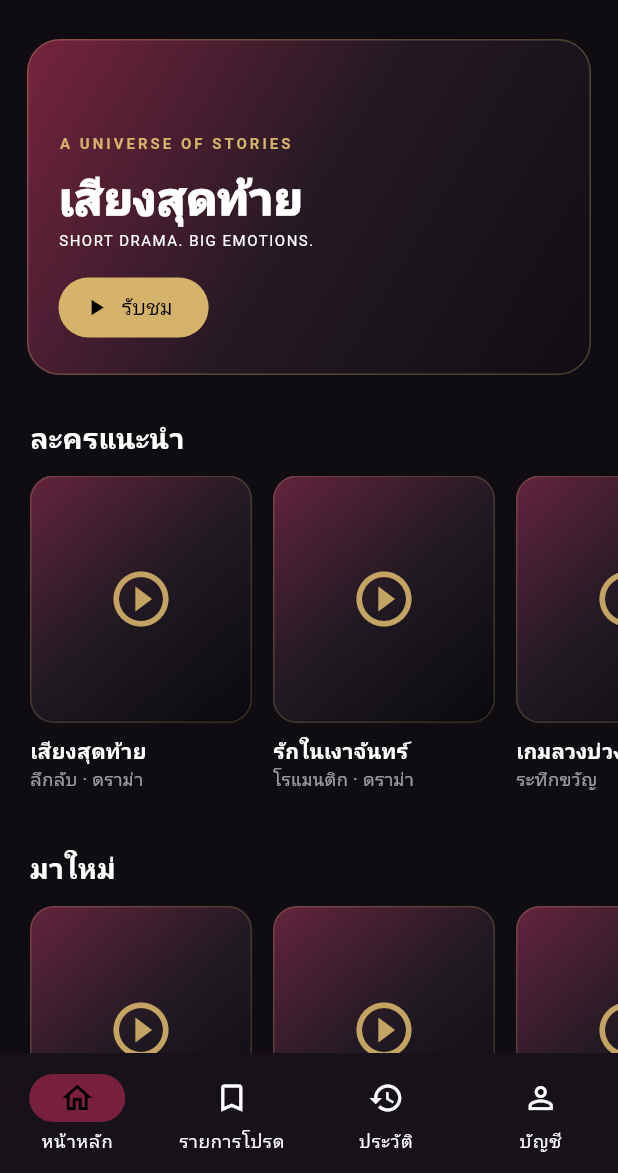
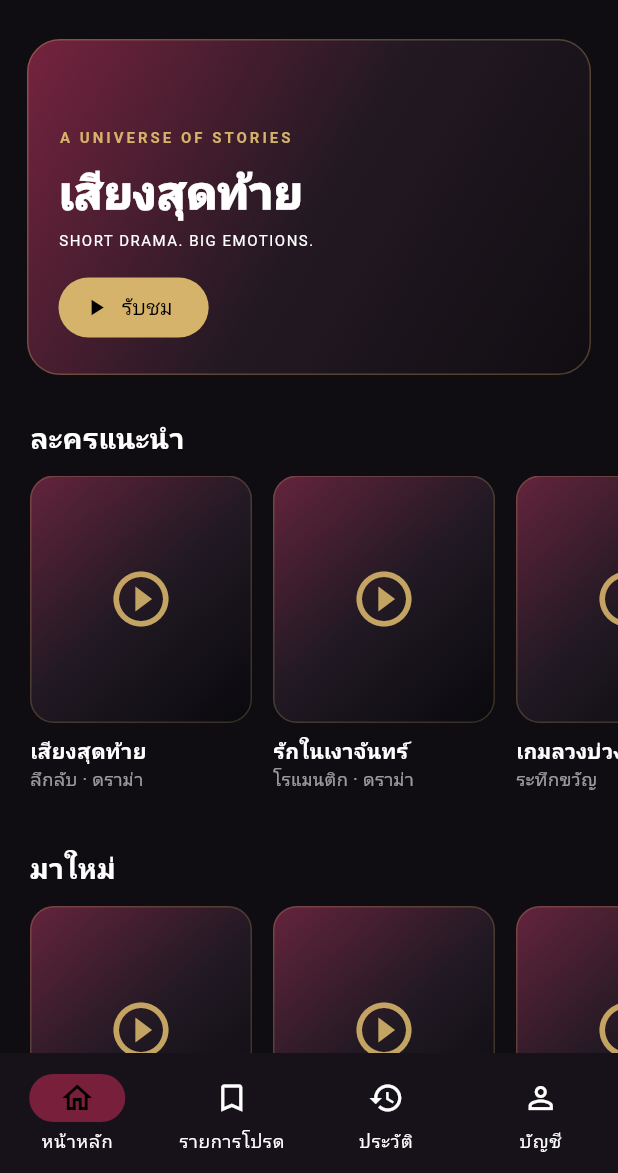
Before and after one commit to nattawootbigboy01/-auvyqora-android, a Flutter app: the screen it shows after launch, on a phone screen of 412 x 824 dp, the part 63-1236 px from its top. Run offline on Flutter 3.47's test engine with Material 3 defaults, Android fonts, the phone set to English and light mode, and no system bars.

Commit message:
Improve responsive layouts and compact-screen widget tests

```diff
--- a/lib/screens/home_screen.dart
+++ b/lib/screens/home_screen.dart
@@ -7,29 +7,123 @@ import 'drama_detail_screen.dart';
 
 class HomeScreen extends StatelessWidget {
   const HomeScreen({super.key});
-  void open(BuildContext context, Drama drama) => Navigator.push(context, MaterialPageRoute(builder: (_) => DramaDetailScreen(drama: drama)));
+
+  void open(BuildContext context, Drama drama) => Navigator.push(
+        context,
+        MaterialPageRoute(builder: (_) => DramaDetailScreen(drama: drama)),
+      );
 
   @override
   Widget build(BuildContext context) {
     final featured = sampleCatalog.first;
+    final screenWidth = MediaQuery.sizeOf(context).width;
+    final heroTitleSize = (screenWidth * 0.075).clamp(22.0, 30.0).toDouble();
+
     return Scaffold(
-      appBar: AppBar(title: const Text('AUVYQORA', style: TextStyle(letterSpacing: 2, fontWeight: FontWeight.w900)), actions: [IconButton(onPressed: () {}, icon: const Icon(Icons.search)), IconButton(onPressed: () {}, icon: const Icon(Icons.person_outline))]),
-      body: ListView(padding: const EdgeInsets.only(bottom: 24), children: [
-        Padding(padding: const EdgeInsets.fromLTRB(18, 12, 18, 18), child: Container(height: 224, padding: const EdgeInsets.all(20), decoration: BoxDecoration(borderRadius: BorderRadius.circular(22), gradient: const LinearGradient(begin: Alignment.topLeft, end: Alignment.bottomRight, colors: [Color(0xFF76233F), Color(0xFF241923), Color(0xFF100D12)]), border: Border.all(color: AppTheme.gold.withValues(alpha: .3))), child: Column(crossAxisAlignment: CrossAxisAlignment.start, mainAxisAlignment: MainAxisAlignment.end, children: [
-          const Text('A UNIVERSE OF STORIES', style: TextStyle(color: AppTheme.gold, letterSpacing: 2, fontSize: 10, fontWeight: FontWeight.bold)),
-          const SizedBox(height: 8), Text(featured.title, style: const TextStyle(fontSize: 30, fontWeight: FontWeight.w900)),
-          const Text('SHORT DRAMA. BIG EMOTIONS.', style: TextStyle(letterSpacing: 1, fontSize: 10)),
-          const SizedBox(height: 14), Align(alignment: Alignment.centerLeft, child: FilledButton.icon(onPressed: () => open(context, featured), icon: const Icon(Icons.play_arrow), label: const Text('รับชม'))),
-        ]))),
-        section(context, 'ละครแนะนำ', sampleCatalog),
-        section(context, 'มาใหม่', sampleCatalog.reversed.toList()),
-      ]),
-      bottomNavigationBar: NavigationBar(backgroundColor: const Color(0xFF171219), destinations: const [NavigationDestination(icon: Icon(Icons.home_outlined), label: 'หน้าหลัก'), NavigationDestination(icon: Icon(Icons.bookmark_border), label: 'รายการโปรด'), NavigationDestination(icon: Icon(Icons.history), label: 'ประวัติ'), NavigationDestination(icon: Icon(Icons.person_outline), label: 'บัญชี')]),
+      appBar: AppBar(
+        title: const Text('AUVYQORA', style: TextStyle(letterSpacing: 2, fontWeight: FontWeight.w900)),
+        actions: [
+          IconButton(onPressed: () {}, icon: const Icon(Icons.search)),
+          IconButton(onPressed: () {}, icon: const Icon(Icons.person_outline)),
+        ],
+      ),
+      body: ListView(
+        padding: const EdgeInsets.only(bottom: 24),
+        children: [
+          Padding(
+            padding: const EdgeInsets.fromLTRB(18, 12, 18, 18),
+            child: Container(
+              width: double.infinity,
+              constraints: const BoxConstraints(minHeight: 224),
+              padding: const EdgeInsets.all(20),
+              decoration: BoxDecoration(
+                borderRadius: BorderRadius.circular(22),
+                gradient: const LinearGradient(
+                  begin: Alignment.topLeft,
+                  end: Alignment.bottomRight,
+                  colors: [Color(0xFF76233F), Color(0xFF241923), Color(0xFF100D12)],
+                ),
+                border: Border.all(color: AppTheme.gold.withValues(alpha: .3)),
+              ),
+              child: Column(
+                mainAxisSize: MainAxisSize.min,
+                crossAxisAlignment: CrossAxisAlignment.start,
+                mainAxisAlignment: MainAxisAlignment.end,
+                children: [
+                  const Text(
+                    'A UNIVERSE OF STORIES',
+                    maxLines: 1,
+                    overflow: TextOverflow.ellipsis,
+                    style: TextStyle(color: AppTheme.gold, letterSpacing: 2, fontSize: 10, fontWeight: FontWeight.bold),
+                  ),
+                  const SizedBox(height: 8),
+                  Text(
+                    featured.title,
+                    maxLines: 2,
+                    overflow: TextOverflow.ellipsis,
+                    style: TextStyle(fontSize: heroTitleSize, fontWeight: FontWeight.w900),
+                  ),
+                  const SizedBox(height: 4),
+                  const Text(
+                    'SHORT DRAMA. BIG EMOTIONS.',
+                    maxLines: 1,
+                    overflow: TextOverflow.ellipsis,
+                    style: TextStyle(letterSpacing: 1, fontSize: 10),
+                  ),
+                  const SizedBox(height: 14),
+                  Align(
+                    alignment: Alignment.centerLeft,
+                    child: FilledButton.icon(
+                      onPressed: () => open(context, featured),
+                      icon: const Icon(Icons.play_arrow),
+                      label: const Text('รับชม'),
+                    ),
+                  ),
+                ],
+              ),
+            ),
+          ),
+          section(context, 'ละครแนะนำ', sampleCatalog),
+          section(context, 'มาใหม่', sampleCatalog.reversed.toList()),
+        ],
+      ),
+      bottomNavigationBar: NavigationBar(
+        backgroundColor: const Color(0xFF171219),
+        destinations: const [
+          NavigationDestination(icon: Icon(Icons.home_outlined), label: 'หน้าหลัก'),
+          NavigationDestination(icon: Icon(Icons.bookmark_border), label: 'รายการโปรด'),
+          NavigationDestination(icon: Icon(Icons.history), label: 'ประวัติ'),
+          NavigationDestination(icon: Icon(Icons.person_outline), label: 'บัญชี'),
+        ],
+      ),
     );
   }
 
-  Widget section(BuildContext context, String title, List<Drama> dramas) => Column(crossAxisAlignment: CrossAxisAlignment.start, children: [
-    Padding(padding: const EdgeInsets.fromLTRB(20, 10, 20, 12), child: Text(title, style: const TextStyle(fontSize: 19, fontWeight: FontWeight.bold))),
-    SizedBox(height: 238, child: ListView.separated(padding: const EdgeInsets.symmetric(horizontal: 20), scrollDirection: Axis.horizontal, itemCount: dramas.length, separatorBuilder: (_, __) => const SizedBox(width: 14), itemBuilder: (context, i) => DramaCard(drama: dramas[i], onTap: () => open(context, dramas[i])))),
-  ]);
+  Widget section(BuildContext context, String title, List<Drama> dramas) {
+    final textScale = MediaQuery.textScalerOf(context).scale(1.0);
+    final listHeight = (238 * textScale).clamp(238.0, 320.0).toDouble();
+
+    return Column(
+      crossAxisAlignment: CrossAxisAlignment.start,
+      children: [
+        Padding(
+          padding: const EdgeInsets.fromLTRB(20, 10, 20, 12),
+          child: Text(title, maxLines: 1, overflow: TextOverflow.ellipsis, style: const TextStyle(fontSize: 19, fontWeight: FontWeight.bold)),
+        ),
+        SizedBox(
+          height: listHeight,
+          child: ListView.separated(
+            padding: const EdgeInsets.symmetric(horizontal: 20),
+            scrollDirection: Axis.horizontal,
+            itemCount: dramas.length,
+            separatorBuilder: (_, __) => const SizedBox(width: 14),
+            itemBuilder: (context, i) => DramaCard(
+              drama: dramas[i],
+              onTap: () => open(context, dramas[i]),
+            ),
+          ),
+        ),
+      ],
+    );
+  }
 }
```
